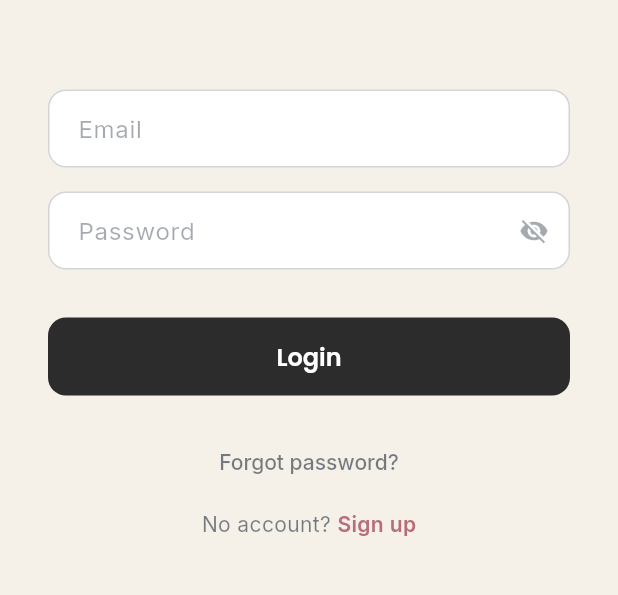
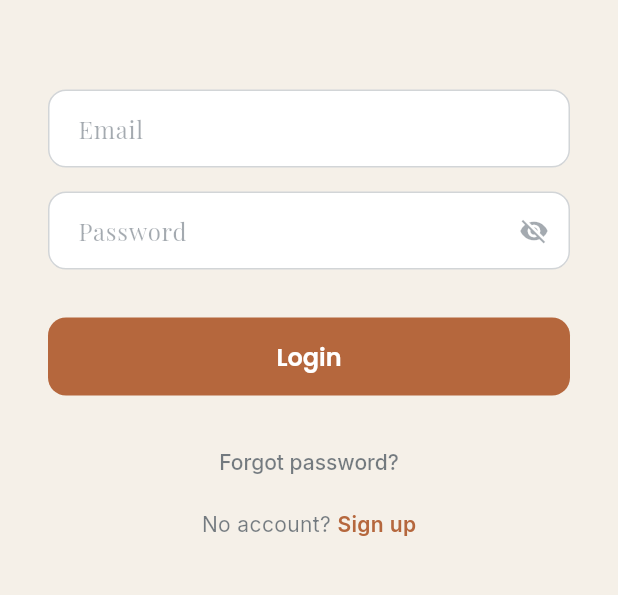
Before and after one commit to ShaneRowell/LoomeeApp, a Flutter app: the screen it shows after launch, on a phone screen of 412 x 824 dp, the part 332-927 px from its top. Run offline on Flutter 3.47's test engine with Material 3 defaults, Android fonts, the phone set to English and light mode, and no system bars; our stand-ins replace cached_network_image, flutter_dotenv, flutter_svg, google_fonts, image_picker, permission_handler and 2 more; accounts and stored records are empty.

Commit message:
theme: switch to Playfair Display font, terracotta accent #B5673D and button styles

```diff
--- a/frontend/lib/config/app_theme.dart
+++ b/frontend/lib/config/app_theme.dart
@@ -5,7 +5,7 @@ class AppTheme {
   static const Color fontColor = Color(0xFF1C2B39);
   static const Color backgroundColor = Color(0xFFF5F0E8);
   static const Color widgetColor = Color(0xFF2C2C2C);
-  static const Color accentColor = Color(0xFFB76E79);
+  static const Color accentColor = Color(0xFFB5673D);
   static const Color white = Colors.white;
   static const Color errorColor = Color(0xFFD32F2F);
   static const Color successColor = Color(0xFF388E3C);
@@ -25,29 +25,29 @@ class AppTheme {
         onSurface: fontColor,
         onError: white,
       ),
-      textTheme: GoogleFonts.poppinsTextTheme().copyWith(
-        displayLarge: GoogleFonts.poppins(color: fontColor),
-        displayMedium: GoogleFonts.poppins(color: fontColor),
-        displaySmall: GoogleFonts.poppins(color: fontColor),
-        headlineLarge: GoogleFonts.poppins(color: fontColor, fontWeight: FontWeight.w600),
-        headlineMedium: GoogleFonts.poppins(color: fontColor, fontWeight: FontWeight.w600),
-        headlineSmall: GoogleFonts.poppins(color: fontColor, fontWeight: FontWeight.w600),
-        titleLarge: GoogleFonts.poppins(color: fontColor, fontWeight: FontWeight.w600),
-        titleMedium: GoogleFonts.poppins(color: fontColor, fontWeight: FontWeight.w500),
-        titleSmall: GoogleFonts.poppins(color: fontColor, fontWeight: FontWeight.w500),
-        bodyLarge: GoogleFonts.inter(color: fontColor),
-        bodyMedium: GoogleFonts.inter(color: fontColor),
-        bodySmall: GoogleFonts.inter(color: fontColor),
-        labelLarge: GoogleFonts.inter(color: fontColor, fontWeight: FontWeight.w500),
-        labelMedium: GoogleFonts.inter(color: fontColor),
-        labelSmall: GoogleFonts.inter(color: fontColor),
+      textTheme: GoogleFonts.playfairDisplayTextTheme().copyWith(
+        displayLarge: GoogleFonts.playfairDisplay(color: fontColor),
+        displayMedium: GoogleFonts.playfairDisplay(color: fontColor),
+        displaySmall: GoogleFonts.playfairDisplay(color: fontColor),
+        headlineLarge: GoogleFonts.playfairDisplay(color: fontColor, fontWeight: FontWeight.w600),
+        headlineMedium: GoogleFonts.playfairDisplay(color: fontColor, fontWeight: FontWeight.w600),
+        headlineSmall: GoogleFonts.playfairDisplay(color: fontColor, fontWeight: FontWeight.w600),
+        titleLarge: GoogleFonts.playfairDisplay(color: fontColor, fontWeight: FontWeight.w600),
+        titleMedium: GoogleFonts.playfairDisplay(color: fontColor, fontWeight: FontWeight.w500),
+        titleSmall: GoogleFonts.playfairDisplay(color: fontColor, fontWeight: FontWeight.w500),
+        bodyLarge: GoogleFonts.playfairDisplay(color: fontColor),
+        bodyMedium: GoogleFonts.playfairDisplay(color: fontColor),
+        bodySmall: GoogleFonts.playfairDisplay(color: fontColor),
+        labelLarge: GoogleFonts.playfairDisplay(color: fontColor, fontWeight: FontWeight.w500),
+        labelMedium: GoogleFonts.playfairDisplay(color: fontColor),
+        labelSmall: GoogleFonts.playfairDisplay(color: fontColor),
       ),
       appBarTheme: AppBarTheme(
         backgroundColor: backgroundColor,
         foregroundColor: fontColor,
         elevation: 0,
         centerTitle: true,
-        titleTextStyle: GoogleFonts.poppins(
+        titleTextStyle: GoogleFonts.playfairDisplay(
           color: fontColor,
           fontSize: 18,
           fontWeight: FontWeight.w600,
@@ -61,27 +61,27 @@ class AppTheme {
       ),
       elevatedButtonTheme: ElevatedButtonThemeData(
         style: ElevatedButton.styleFrom(
-          backgroundColor: widgetColor,
+          backgroundColor: accentColor,
           foregroundColor: white,
           elevation: 0,
           padding: const EdgeInsets.symmetric(horizontal: 24, vertical: 14),
           shape: RoundedRectangleBorder(borderRadius: BorderRadius.circular(12)),
-          textStyle: GoogleFonts.poppins(fontSize: 16, fontWeight: FontWeight.w600),
+          textStyle: GoogleFonts.playfairDisplay(fontSize: 16, fontWeight: FontWeight.w600),
         ),
       ),
       outlinedButtonTheme: OutlinedButtonThemeData(
         style: OutlinedButton.styleFrom(
-          foregroundColor: widgetColor,
-          side: const BorderSide(color: widgetColor),
+          foregroundColor: accentColor,
+          side: const BorderSide(color: accentColor),
           padding: const EdgeInsets.symmetric(horizontal: 24, vertical: 14),
           shape: RoundedRectangleBorder(borderRadius: BorderRadius.circular(12)),
-          textStyle: GoogleFonts.poppins(fontSize: 16, fontWeight: FontWeight.w500),
+          textStyle: GoogleFonts.playfairDisplay(fontSize: 16, fontWeight: FontWeight.w500),
         ),
       ),
       textButtonTheme: TextButtonThemeData(
         style: TextButton.styleFrom(
           foregroundColor: accentColor,
-          textStyle: GoogleFonts.poppins(fontSize: 14, fontWeight: FontWeight.w500),
+          textStyle: GoogleFonts.playfairDisplay(fontSize: 14, fontWeight: FontWeight.w500),
         ),
       ),
       inputDecorationTheme: InputDecorationTheme(
@@ -104,8 +104,8 @@ class AppTheme {
           borderRadius: BorderRadius.circular(12),
           borderSide: const BorderSide(color: errorColor),
         ),
-        hintStyle: GoogleFonts.inter(color: fontColor.withValues(alpha: 0.4)),
-        labelStyle: GoogleFonts.inter(color: fontColor.withValues(alpha: 0.6)),
+        hintStyle: GoogleFonts.playfairDisplay(color: fontColor.withValues(alpha: 0.4)),
+        labelStyle: GoogleFonts.playfairDisplay(color: fontColor.withValues(alpha: 0.6)),
       ),
       bottomNavigationBarTheme: BottomNavigationBarThemeData(
         backgroundColor: white,
@@ -113,8 +113,8 @@ class AppTheme {
         unselectedItemColor: fontColor.withValues(alpha: 0.4),
         type: BottomNavigationBarType.fixed,
         elevation: 8,
-        selectedLabelStyle: GoogleFonts.poppins(fontSize: 12, fontWeight: FontWeight.w600),
-        unselectedLabelStyle: GoogleFonts.poppins(fontSize: 12),
+        selectedLabelStyle: GoogleFonts.playfairDisplay(fontSize: 12, fontWeight: FontWeight.w600),
+        unselectedLabelStyle: GoogleFonts.playfairDisplay(fontSize: 12),
       ),
       floatingActionButtonTheme: const FloatingActionButtonThemeData(
         backgroundColor: widgetColor,
@@ -124,8 +124,8 @@ class AppTheme {
       chipTheme: ChipThemeData(
         backgroundColor: backgroundColor,
         selectedColor: widgetColor,
-        labelStyle: GoogleFonts.inter(fontSize: 13, color: fontColor),
-        secondaryLabelStyle: GoogleFonts.inter(fontSize: 13, color: white),
+        labelStyle: GoogleFonts.playfairDisplay(fontSize: 13, color: fontColor),
+        secondaryLabelStyle: GoogleFonts.playfairDisplay(fontSize: 13, color: white),
         shape: RoundedRectangleBorder(borderRadius: BorderRadius.circular(20)),
         side: BorderSide(color: fontColor.withValues(alpha: 0.15)),
       ),
```
